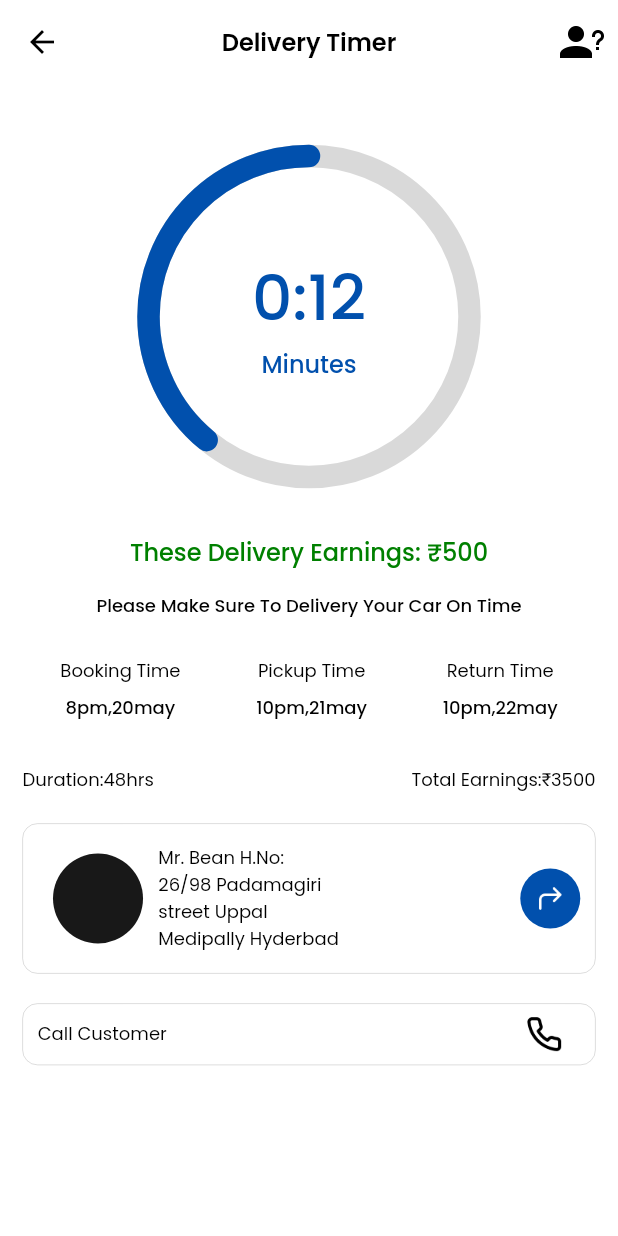
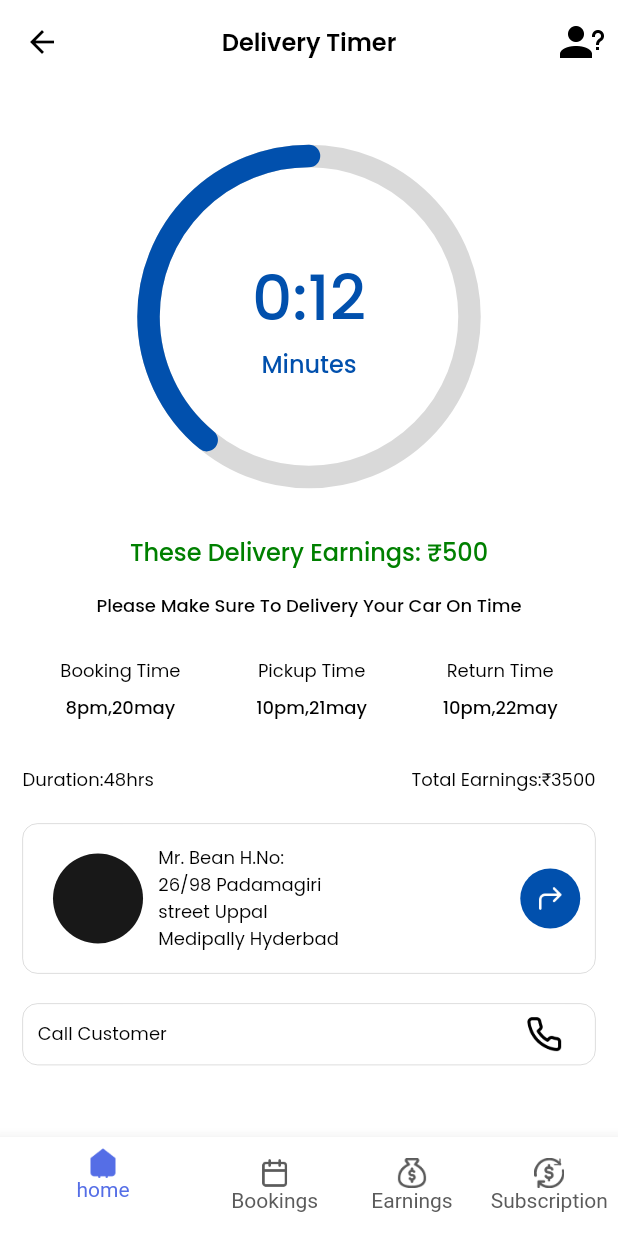
Before and after one commit to Gopiraju-LDC/test, a Flutter app: the screen it shows after launch, on a phone screen of 412 x 824 dp. Run offline on Flutter 3.47's test engine with Material 2 defaults, Android fonts, the phone set to English and light mode, and no system bars; our stand-ins replace get, google_fonts, google_maps_flutter.

Commit message:
bottom model sheet added

```diff
--- a/lib/constants/imageConstants.dart
+++ b/lib/constants/imageConstants.dart
@@ -24,6 +24,10 @@ class ImageIcons {
 class Iconss {
 
   static const String CALENDAR_ICON = 'assets/icons/calendar.png';
+  static const String HOME_ICON = 'assets/icons/home.png';
+  static const String SUBSCRIPTION_ICON = 'assets/icons/subscription.png';
+  static const String EARNING_ICON = 'assets/icons/earning.png';
+
 
 
 }
--- a/lib/main.dart
+++ b/lib/main.dart
@@ -3,6 +3,7 @@
 import 'package:flutter/material.dart';
 import 'package:flutter/services.dart';
 import 'package:get/get.dart';
+import 'package:test_application/views/bottom_navigation/view/bottom_navigation_view.dart';
 
 import 'constants/constants.dart';
 import 'views/delivery/delivery_timer.dart';
@@ -55,7 +56,8 @@ class MyApp extends StatelessWidget {
         useMaterial3: false,
 
       ),
-      home: const DeliveryTimer(),
+      home: BottomNavigationView(key: key),
+    //  const DeliveryTimer(),
     );
   }
 }
--- /dev/null
+++ b/lib/views/bottom_navigation/controller/bottom_navigation_controller.dart
@@ -0,0 +1,12 @@
+import 'package:get/get.dart';
+
+class BottomNavigationController extends GetxController{
+  int _index = 0;
+
+  void setIndex(int index){
+    _index = index;
+    update();
+  }
+
+  int get index => _index;
+}
--- /dev/null
+++ b/lib/views/bottom_navigation/view/bottom_navigation_view.dart
@@ -0,0 +1,86 @@
+
+
+import 'dart:developer';
+
+import 'package:flutter/material.dart';
+import 'package:get/get.dart';
+import 'package:test_application/constants/constants.dart';
+import 'package:test_application/views/bottom_navigation/controller/bottom_navigation_controller.dart';
+
+import '../../../constants/imageConstants.dart';
+import '../../../earning data/get_earning_details.dart';
+import '../../../earning data/get_profileView.dart';
+import '../../delivery/delivery_timer.dart';
+
+class BottomNavigationView extends StatelessWidget {
+  const BottomNavigationView({super.key});
+
+  @override
+  Widget build(BuildContext context) {
+
+    return GetBuilder<BottomNavigationController>(
+      init: BottomNavigationController(),
+        builder:  (controller) {
+          log('index ${controller.index}');
+          return Scaffold(
+            body: getPages(controller.index),
+            bottomNavigationBar:getBottomBar(controller),
+          );
+        },
+
+    );
+  }
+
+  Widget getPages(int index){
+
+    if(index == 0){
+      return   const DeliveryTimer();
+    }else if(index == 1){
+      return const GetProfileView();
+    }else if(index == 2){
+      return const EarningDetailView();
+    }else {
+      return DeliveryTimer();
+    }
+  }
+
+  Widget getBottomBar(BottomNavigationController controller){
+    return BottomNavigationBar(
+      selectedLabelStyle: TextStyle(color:   borderColor ),
+selectedItemColor: barColor,
+        items:[
+          getBottomBarItem(image: Iconss.HOME_ICON, name: 'home',isSelected:controller.index == 0, onTap: (){
+
+          }),
+          getBottomBarItem(image: Iconss.CALENDAR_ICON, name: 'Bookings',isSelected:controller.index == 1, onTap: (){
+
+          }),
+          getBottomBarItem(image: Iconss.EARNING_ICON,name: 'Earnings',isSelected:controller.index == 2, onTap: (){
+
+          }),
+          getBottomBarItem(image: Iconss.SUBSCRIPTION_ICON,name: 'Subscription',isSelected:controller.index == 3, onTap: (){
+
+          }),
+
+    ],
+unselectedItemColor: borderColor,
+      onTap: (index) {
+        controller.setIndex(index);
+      },
+    );
+  }
+
+  BottomNavigationBarItem getBottomBarItem({required String image,required String name, required bool isSelected,required Function onTap}){
+    return BottomNavigationBarItem(
+      icon: Column(
+        children: [
+          Image.asset(image,width: 20,height: 20,
+          color: isSelected == true ? barColor:borderColor),
+          Text(name,style: TextStyle(color: isSelected == true ? barColor:borderColor),)
+        ],
+      ),
+      label: '',
+      backgroundColor: Colors.white,
+    );
+  }
+}
```
Also changed, not shown: lib/earning data/get_earning_details.dart (+13 -13 lines), lib/earning data/get_profileView.dart (+14 -14 lines), assets/icons/earning.png (added), assets/icons/home.png (added), assets/icons/subscription.png (added).
